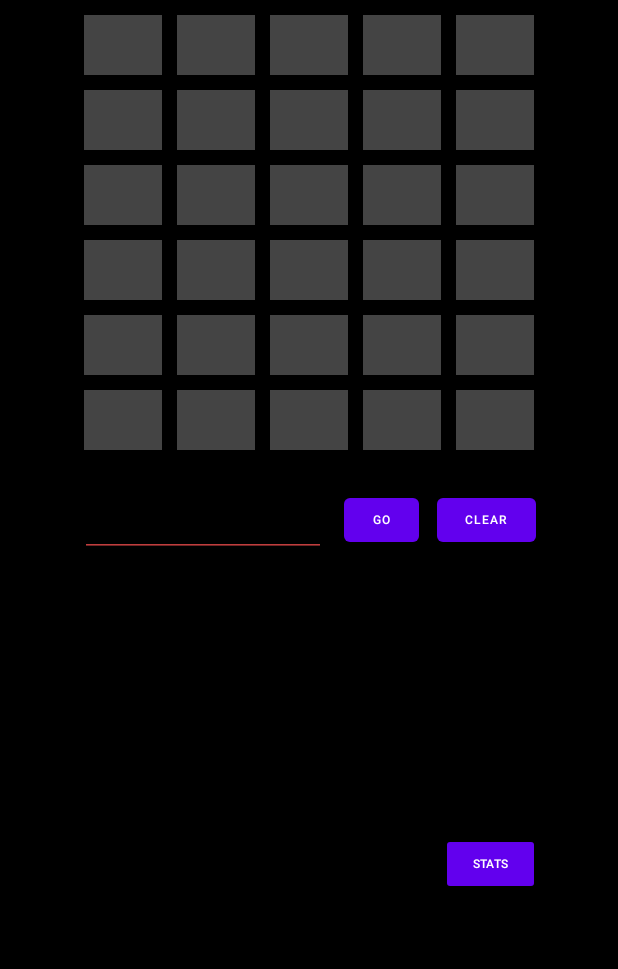
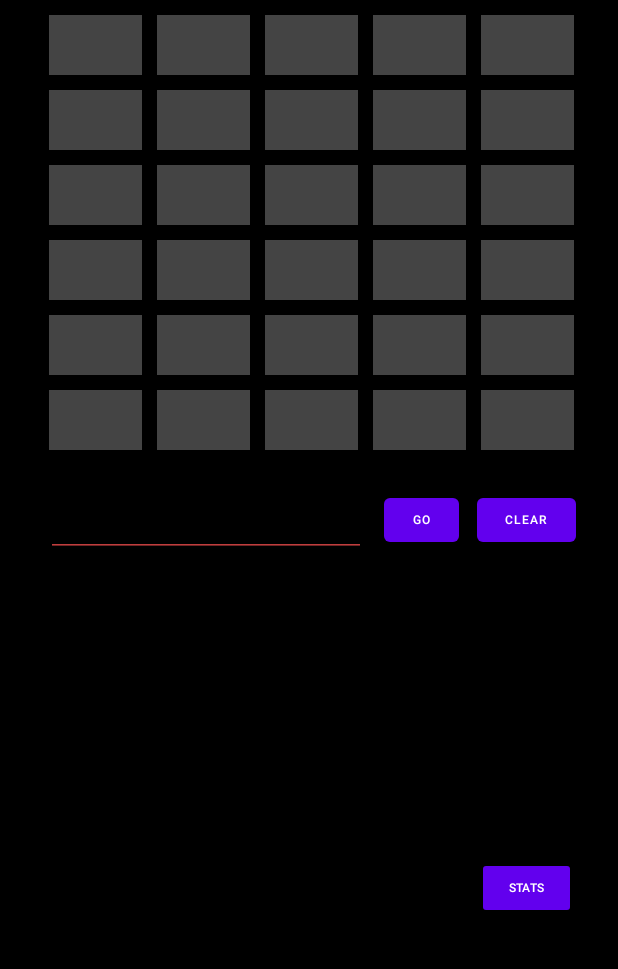
Before and after one commit to jakenelsonnn/wordl, an Android app: the screen it shows after launch (MainActivity), on a phone screen of 412 x 824 dp, the part 84-1053 px from its top. Run offline under Robolectric (Android 15) with nearby library versions, the phone set to English and light mode, and no system bars; our stand-ins replace data binding.

Commit message:
fix appearance

```diff
--- a/app/src/main/res/layout/activity_main.xml
+++ b/app/src/main/res/layout/activity_main.xml
@@ -22,7 +22,7 @@
 
         <GridView
             android:id="@+id/grid"
-            android:layout_width="300dp"
+            android:layout_width="350dp"
             android:layout_height="300dp"
             android:layout_margin="10dp"
             android:layout_marginStart="16dp"
@@ -31,12 +31,13 @@
             android:numColumns="5"
             android:verticalSpacing="10dp"
             app:layout_constraintEnd_toEndOf="parent"
+            app:layout_constraintHorizontal_bias="0.544"
             app:layout_constraintStart_toStartOf="parent"
             app:layout_constraintTop_toTopOf="parent" />
 
         <EditText
             android:id="@+id/guessEditText"
-            android:layout_width="164dp"
+            android:layout_width="wrap_content"
             android:layout_height="wrap_content"
             android:layout_marginTop="16dp"
             android:backgroundTint="#BF3D3D"
@@ -44,7 +45,7 @@
             android:inputType="textPersonName"
             android:textAlignment="center"
             app:layout_constraintEnd_toEndOf="parent"
-            app:layout_constraintHorizontal_bias="0.214"
+            app:layout_constraintHorizontal_bias="0.154"
             app:layout_constraintStart_toStartOf="parent"
             app:layout_constraintTop_toBottomOf="@+id/grid" />
 
@@ -63,8 +64,8 @@
             android:id="@+id/onewins"
             android:layout_width="wrap_content"
             android:layout_height="wrap_content"
-            android:layout_marginStart="52dp"
-            android:layout_marginTop="44dp"
+            android:layout_marginStart="28dp"
+            android:layout_marginTop="52dp"
             android:text="1 guess wins:  "
             app:layout_constraintStart_toStartOf="parent"
             app:layout_constraintTop_toBottomOf="@+id/guessEditText" />
@@ -73,7 +74,7 @@
             android:id="@+id/twowins"
             android:layout_width="wrap_content"
             android:layout_height="wrap_content"
-            android:layout_marginStart="52dp"
+            android:layout_marginStart="28dp"
             android:layout_marginTop="8dp"
             android:text="2 guess wins:  "
             app:layout_constraintStart_toStartOf="parent"
@@ -83,7 +84,7 @@
             android:id="@+id/threewins"
             android:layout_width="wrap_content"
             android:layout_height="wrap_content"
-            android:layout_marginStart="52dp"
+            android:layout_marginStart="28dp"
             android:layout_marginTop="8dp"
             android:text="3 guess wins:  "
             app:layout_constraintStart_toStartOf="parent"
@@ -93,7 +94,7 @@
             android:id="@+id/fourwins"
             android:layout_width="wrap_content"
             android:layout_height="wrap_content"
-            android:layout_marginStart="52dp"
+            android:layout_marginStart="28dp"
             android:layout_marginTop="8dp"
             android:text="4 guess wins:  "
             app:layout_constraintStart_toStartOf="parent"
@@ -103,7 +104,7 @@
             android:id="@+id/fivewins"
             android:layout_width="wrap_content"
             android:layout_height="wrap_content"
-            android:layout_marginStart="52dp"
+            android:layout_marginStart="28dp"
             android:layout_marginTop="8dp"
             android:text="5 guess wins:  "
             app:layout_constraintStart_toStartOf="parent"
@@ -113,7 +114,7 @@
             android:id="@+id/sixwins"
             android:layout_width="wrap_content"
             android:layout_height="wrap_content"
-            android:layout_marginStart="52dp"
+            android:layout_marginStart="28dp"
             android:layout_marginTop="8dp"
             android:text="6 guess wins:  "
             app:layout_constraintStart_toStartOf="parent"
@@ -123,7 +124,7 @@
             android:id="@+id/losses"
             android:layout_width="wrap_content"
             android:layout_height="wrap_content"
-            android:layout_marginStart="52dp"
+            android:layout_marginStart="28dp"
             android:layout_marginTop="8dp"
             android:text="Losses:  "
             app:layout_constraintStart_toStartOf="parent"
@@ -134,8 +135,8 @@
             style="@style/Widget.AppCompat.Button.Small"
             android:layout_width="66dp"
             android:layout_height="41dp"
-            android:layout_marginTop="188dp"
-            android:layout_marginEnd="52dp"
+            android:layout_marginTop="204dp"
+            android:layout_marginEnd="28dp"
             android:text="stats"
             android:textSize="8sp"
             app:layout_constraintEnd_toEndOf="parent"
```
